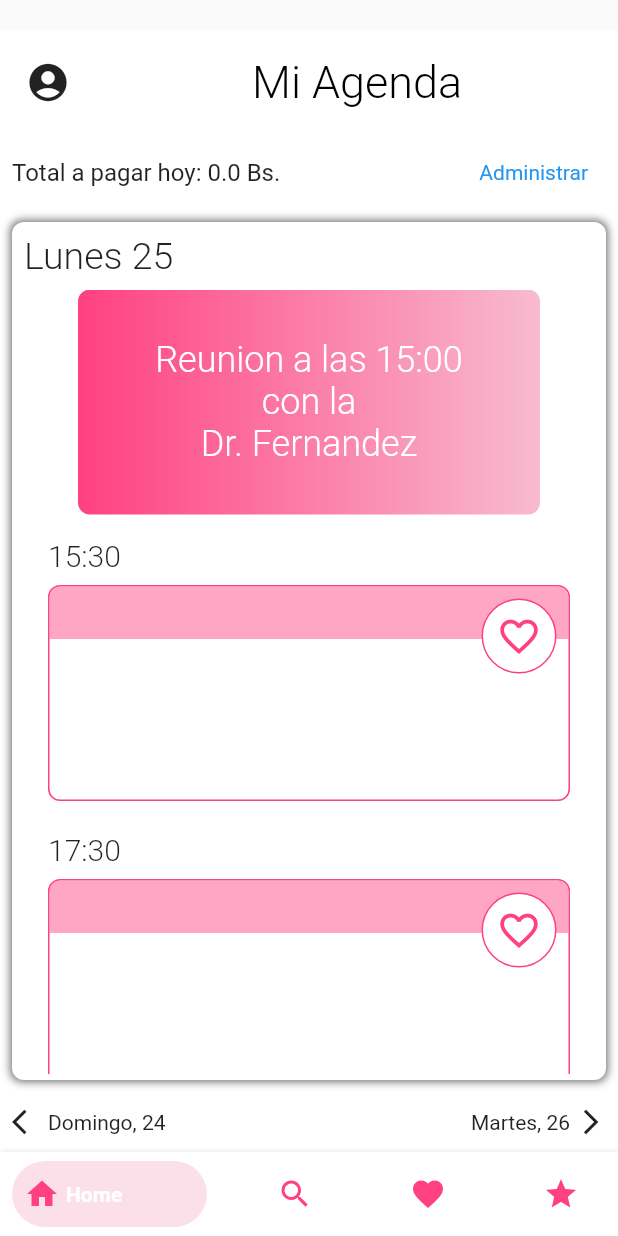
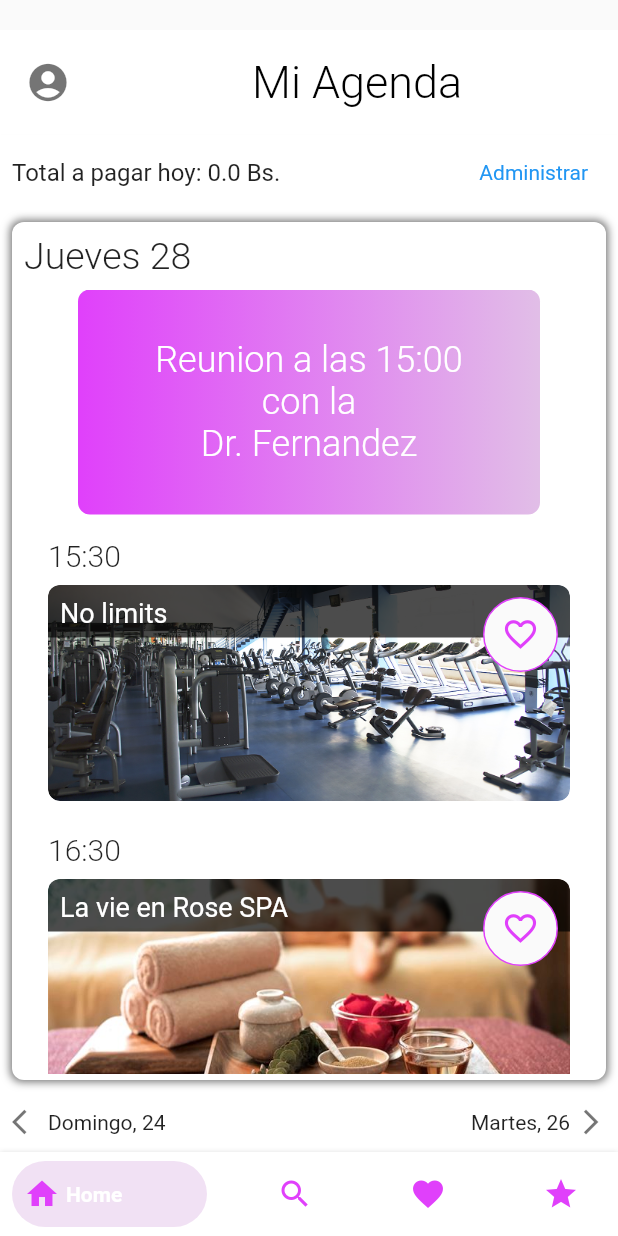
Before and after one commit to Alvardud/IWD_2019_Demo, a Flutter app: the screen it shows after launch, on a phone screen of 412 x 824 dp. Run offline on Flutter 3.47's test engine with Material 2 defaults, Android fonts, the phone set to English and light mode, and no system bars.

Commit message:
Segundo commit

```diff
--- a/lib/main.dart
+++ b/lib/main.dart
@@ -2,9 +2,11 @@ import 'package:flutter/material.dart';
 import'package:bottom_navy_bar/bottom_navy_bar.dart';
 import 'package:app_mujeres_aurora/screens/Home.dart';
 import'package:flutter/services.dart';
+import 'package:app_mujeres_aurora/screens/Favourite.dart';
+import 'package:app_mujeres_aurora/screens/Search.dart';
 
 void main(){
-  SystemChrome.setSystemUIOverlayStyle(SystemUiOverlayStyle(statusBarColor: Colors.pink[300]));
+  SystemChrome.setSystemUIOverlayStyle(SystemUiOverlayStyle(statusBarColor: Colors.purple[300]));
   runApp(MyApp());
 }
 
@@ -28,6 +30,9 @@ class _CuerpoState extends State<Cuerpo> with SingleTickerProviderStateMixin {
 
   TabController _tabController;
   int _index;
+  final Color accent=Colors.purpleAccent;
+  final Color primario=Colors.purple[300];
+
 
   @override
   void initState() {
@@ -42,24 +47,24 @@ class _CuerpoState extends State<Cuerpo> with SingleTickerProviderStateMixin {
       bottomNavigationBar: BottomNavyBar(
           items: [
             BottomNavyBarItem(
-              icon: Icon(Icons.home,color: Colors.pinkAccent,),
+              icon: Icon(Icons.home,color: accent,),
               title: Text('Home',style: TextStyle(color:Colors.white)),
-              activeColor: Colors.pink[300],
+              activeColor: primario,
             ),
             BottomNavyBarItem(
-                icon: Icon(Icons.search,color: Colors.pinkAccent,),
+                icon: Icon(Icons.search,color: accent,),
                 title: Text('Search',style: TextStyle(color:Colors.white)),
-                activeColor: Colors.pink[300],
+                activeColor: primario,
             ),
             BottomNavyBarItem(
-                icon: Icon(Icons.favorite,color: Colors.pinkAccent,),
+                icon: Icon(Icons.favorite,color: accent,),
                 title: Text('Favourite',style: TextStyle(color:Colors.white),),
-                activeColor: Colors.pink[300],
+                activeColor: primario,
             ),
             BottomNavyBarItem(
-                icon: Icon(Icons.star,color: Colors.pinkAccent,),
+                icon: Icon(Icons.star,color: accent,),
                 title: Text('Sugerencias',style: TextStyle(color:Colors.white)),
-                activeColor: Colors.pink[300],
+                activeColor: primario,
             ),
           ],
           onItemSelected: (index) => setState(() {
@@ -72,8 +77,8 @@ class _CuerpoState extends State<Cuerpo> with SingleTickerProviderStateMixin {
           controller: _tabController,
           children: <Widget>[
             Home(),
-            Container(),
-            Container(),
+            Search(),
+            Favourite(),
             Container(),
           ],
         ),
--- a/lib/screens/Home.dart
+++ b/lib/screens/Home.dart
@@ -11,10 +11,10 @@ class Home extends StatelessWidget {
       width: MediaQuery.of(context).size.width,
       child: Column(
         children: <Widget>[
-          Titulo(titulo: 'Mi Agenda'),
+          Titulo(titulo: 'Mi Agenda',avatar:true),
           TotalPago(color:Colors.white),
           Expanded(child:CardsContainer()),
-          punteroFecha(color:Colors.white),
+          punteroFecha(color:Colors.transparent),
         ],
       ),
     );
@@ -139,7 +139,7 @@ class _punteroFechaState extends State<punteroFecha> {
         children: <Widget>[
               Row(
                 children: <Widget>[
-                  Icon(Icons.arrow_back_ios,size: 20.0,),
+                  Icon(Icons.arrow_back_ios,size: 20.0,color: Colors.black54),
                   Padding(padding: EdgeInsets.symmetric(horizontal: 2.0),),
                   Text(diaAnterior+", "+fechaAnterior.toString())
             ],
@@ -147,10 +147,9 @@ class _punteroFechaState extends State<punteroFecha> {
           Expanded(child: Container(),),
               Row(
                 children: <Widget>[
-
               Text(diaPosterior+", "+fechaPosterior.toString()),
               Padding(padding: EdgeInsets.symmetric(horizontal: 2.0),),
-              Icon(Icons.arrow_forward_ios,size: 20.0,),
+              Icon(Icons.arrow_forward_ios,size: 20.0,color: Colors.black54,),
             ],
           )
         ],
--- a/lib/widgets/common/common.dart
+++ b/lib/widgets/common/common.dart
@@ -2,13 +2,16 @@ import 'package:flutter/material.dart';
 
 class Titulo extends StatelessWidget {
 
+  final bool avatar;
   final String titulo;
   final Color color;
 
-  Titulo({this.titulo,this.color});
+  Titulo({this.titulo,this.color,this.avatar});
 
   @override
   Widget build(BuildContext context) {
+
+    if(avatar){
       return Container(
         color: color,
         height: 70.0,
@@ -19,7 +22,7 @@ class Titulo extends StatelessWidget {
             children: <Widget>[
               Padding(padding: EdgeInsets.symmetric(horizontal: 8.0),
                 child: IconButton(
-                  icon: Icon(Icons.account_circle,size: 30.0,),
+                    icon: Icon(Icons.account_circle,size: 30.0,color: Colors.black54,),
                     onPressed: (){
                       //TODO: llevar al drawer
                     }
@@ -40,5 +43,22 @@ class Titulo extends StatelessWidget {
           ),
         ),
       );
+    }else{
+      return Container(
+        color: color,
+        height: 70.0,
+        //color: Colors.pink[200],
+        width: MediaQuery.of(context).size.width,
+        child: Center(
+                  child: Text(titulo,
+                    style: TextStyle(
+                        color: Colors.black,
+                        fontSize: 30.0,
+                        fontWeight: FontWeight.w300
+                    ),
+                  ),
+                ),
+              );
     }
   }
+}
--- a/lib/widgets/custom/CardFlipper.dart
+++ b/lib/widgets/custom/CardFlipper.dart
@@ -136,12 +136,32 @@ class _CardFlipperState extends State<CardFlipper> with TickerProviderStateMixin
 
   Widget _buildCard(int cardIndex, int cardCount, double scrollPercent){
     final cardScrollPercent = scrollPercent / (1/cardCount);
+    final fecha = DateTime.now();
+    final int dia = fecha.day;
+    final int numeroSemana=fecha.weekday;
+    String _diaSemana;
+
+    if(numeroSemana == 1){
+      _diaSemana='Lunes';
+    }else if (numeroSemana == 2){
+      _diaSemana = 'Martes';
+    }else if(numeroSemana == 3){
+      _diaSemana = 'Miercoles';
+    }else if(numeroSemana == 4){
+      _diaSemana = 'Jueves';
+    }else if(numeroSemana == 5){
+      _diaSemana = 'Viernes';
+    }else if(numeroSemana == 6){
+      _diaSemana = 'Sabado';
+    }else{
+      _diaSemana = 'Domingo';
+    }
 
     return FractionalTranslation(
       translation: Offset(cardIndex-cardScrollPercent, 0.0),
       child: Transform(
         transform: _buildCardProjection(cardScrollPercent-cardIndex),
-        child: ListHome(fecha: 25,),
+        child: ListHome(fecha: dia,dia:_diaSemana),
       ),
     );
   }
--- a/lib/widgets/custom/Cards.dart
+++ b/lib/widgets/custom/Cards.dart
@@ -36,7 +36,7 @@ class Cards extends StatelessWidget {
                 fontWeight: FontWeight.w300
             ),),
             Padding(padding: EdgeInsets.symmetric(vertical: 4.0),),
-            CardElement(promociones: promociones,imagen: direccion),
+            CardElement(promociones: promociones,imagen: direccion,titulo: titulo,),
           ],
         ),
       );
@@ -44,8 +44,8 @@ class Cards extends StatelessWidget {
       return Container(
         decoration: BoxDecoration(
             gradient: LinearGradient(colors: [
-              Colors.pinkAccent,
-              Colors.pink[100]
+              Colors.purpleAccent,
+              Colors.purple[100]
             ]),
             borderRadius: BorderRadius.circular(8.0)
         ),
@@ -70,8 +70,9 @@ class CardElement extends StatelessWidget {
 
   final String imagen;
   final bool promociones;
+  final String titulo;
 
-  CardElement({this.promociones,this.imagen});
+  CardElement({this.promociones,this.imagen,this.titulo});
 
   @override
   Widget build(BuildContext context) {
@@ -81,28 +82,42 @@ class CardElement extends StatelessWidget {
         children: <Widget>[
           Column(
             children: <Widget>[
-              ContenedorElemento(imagen: imagen,),
+              ContenedorElemento(imagen: imagen,titulo: titulo,),
               Container(height: 20.0,)
             ],
           ),
           Positioned(
-            left: 150.0,
+            right: 8.0,
             top: 113.0,
             child: promocion(),
           )
         ],
       );
     }else{
-      return ContenedorElemento(imagen:imagen);
+      return ContenedorElemento(imagen:imagen,titulo: titulo,);
     }
   }
 }
 
-class ContenedorElemento extends StatelessWidget {
+class ContenedorElemento extends StatefulWidget {
 
   final String imagen;
+  final String titulo;
 
-  ContenedorElemento({this.imagen});
+  ContenedorElemento({this.imagen,this.titulo});
+
+  @override
+  _ContenedorElementoState createState() => _ContenedorElementoState(imagen: imagen,titulo: titulo);
+}
+
+class _ContenedorElementoState extends State<ContenedorElemento> {
+
+  final String imagen;
+  final Color accent=Colors.purpleAccent;
+  IconData _icono=Icons.favorite_border;
+  final String titulo;
+
+  _ContenedorElementoState({this.imagen,this.titulo});
 
   Widget Contenido(){
     return Container(
@@ -111,14 +126,20 @@ class ContenedorElemento extends StatelessWidget {
           Column(
             children: <Widget>[
               Container(
+                padding: EdgeInsets.all(8.0),
+                height: 35.0,
+                width: MediaQuery.of(context).size.width,
                 decoration: BoxDecoration(
                     borderRadius: BorderRadius.only(
                         topLeft:Radius.circular(7.0),
                         topRight: Radius.circular(7.0)
                     ),
-                    color: Color(0xFFFF80AB).withOpacity(0.7)
+                    color: Colors.black38.withOpacity(0.7)
                 ),
-                height: 35.0,
+                child: Text(titulo,style: TextStyle(
+                  color: Colors.white,
+                  fontSize: 18.0
+                ),),
               )
             ],
           ),
@@ -131,20 +152,21 @@ class ContenedorElemento extends StatelessWidget {
                 height: 50.0,
                 decoration: BoxDecoration(
                     border: Border(
-                        top: BorderSide(color: Colors.pinkAccent),
-                        bottom:BorderSide(color: Colors.pinkAccent),
-                        right: BorderSide(color: Colors.pinkAccent),
-                        left: BorderSide(color: Colors.pinkAccent)
+                        top: BorderSide(color: accent),
+                        bottom:BorderSide(color: accent),
+                        right: BorderSide(color: accent),
+                        left: BorderSide(color: accent)
                     ),
-                    color: Colors.white,
+                    color: Colors.grey[50],
                     borderRadius: BorderRadius.circular(75.0)
                 ),
                 child: Center(
-                  child: Icon(Icons.favorite_border,color: Colors.pinkAccent,size: 30.0,),
+                  child: Icon(_icono,color: accent,size: 25.0,),
                 ),
               ),
               onTap: (){
                 //TODO: cambiar el accionar del boton
+
               },
             ),
           )
@@ -162,24 +184,29 @@ class ContenedorElemento extends StatelessWidget {
         decoration: BoxDecoration(
           color: Colors.white,
           border: Border(
-            left: BorderSide(color: Colors.pinkAccent),
-            bottom: BorderSide(color: Colors.pinkAccent),
-            right: BorderSide(color: Colors.pinkAccent),
-            top: BorderSide(color: Colors.pinkAccent)
+            left: BorderSide(color: accent),
+            bottom: BorderSide(color: accent),
+            right: BorderSide(color: accent),
+            top: BorderSide(color: accent)
           ),
           borderRadius: BorderRadius.circular(8.0),
         ),
         child: Contenido(),
       );
     }else{
-      return Container(
-        height: 144,
-        width: MediaQuery.of(context).size.width,
-        decoration: BoxDecoration(
-            image: DecorationImage(image: AssetImage(imagen)),
-            borderRadius: BorderRadius.circular(8.0)
+      return ClipRRect(
+        borderRadius: BorderRadius.circular(8.0),
+        child: Container(
+          height: 144,
+          width: MediaQuery.of(context).size.width,
+          decoration: BoxDecoration(
+              image: DecorationImage(
+                fit: BoxFit.fill,
+                image: AssetImage(imagen)),
+              borderRadius: BorderRadius.circular(8.0)
+          ),
+          child: Contenido(),
         ),
-        child: Contenido(),
       );
     }
   }
--- a/lib/widgets/custom/ListHome.dart
+++ b/lib/widgets/custom/ListHome.dart
@@ -3,10 +3,10 @@ import 'package:app_mujeres_aurora/widgets/custom/Cards.dart';
 
 class ListHome extends StatelessWidget{
 
-  int fecha;
-  String dia='Lunes';
+  final int fecha;
+  final String dia;
 
-  ListHome({this.fecha});
+  ListHome({this.fecha,this.dia});
 
   @override
   Widget build(BuildContext context) {
@@ -48,13 +48,33 @@ class Lista extends StatelessWidget {
       padding: EdgeInsets.symmetric(horizontal: 16.0),
       height: MediaQuery.of(context).size.height-301,
       child: ListView(
-        //physics: ScrollPhysics(),
+        physics: BouncingScrollPhysics(),
         children: <Widget>[
           Cards(image: false,promociones: false,),
-          Cards(hora: '15:30',image: true,promociones: false,),
-          Cards(hora: '17:30',image: true,promociones: false,),
-          Cards(hora: '18:00',image: true,promociones: true,),
-          Cards(hora: '21:00',image: true,promociones: false,),
+          Cards(
+            hora: '15:30',
+            image: true,
+            promociones: false,
+            titulo: 'No limits',
+            direccion: 'assets/gimnasio.jpeg',),
+          Cards(
+            hora: '16:30',
+            image: true,
+            promociones: false,
+            titulo: 'La vie en Rose SPA',
+            direccion: 'assets/spa.jpeg',),
+          Cards(
+            hora: '18:00',
+            image: true,
+            promociones: true,
+            titulo: 'Salon de Belleza Exotica',
+            direccion: 'assets/maquillaje.png',),
+          Cards(
+            hora: '21:00',
+            image: true,
+            promociones: false,
+            titulo: 'Chalet La Suisse',
+            direccion: 'assets/restaurant.jpeg',),
         ],
       ),
     );
```
Also changed, not shown: lib/screens/Favourite.dart (added, +20 -0 lines), lib/screens/Search.dart (added, +106 -0 lines), pubspec.yaml (+5 -3 lines), assets/gimnasio.jpeg (added), assets/maquillaje.png (added), assets/restaurant.jpeg (added), assets/spa.jpeg (added). Lines whose indentation alone changed are shown as unchanged.
